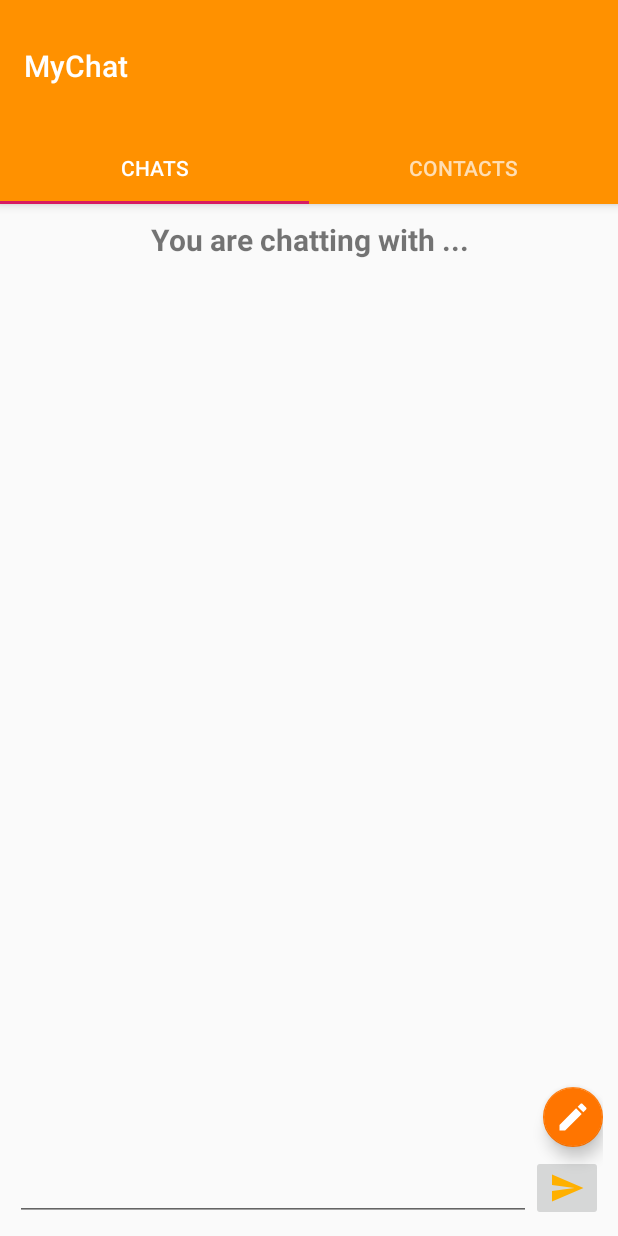
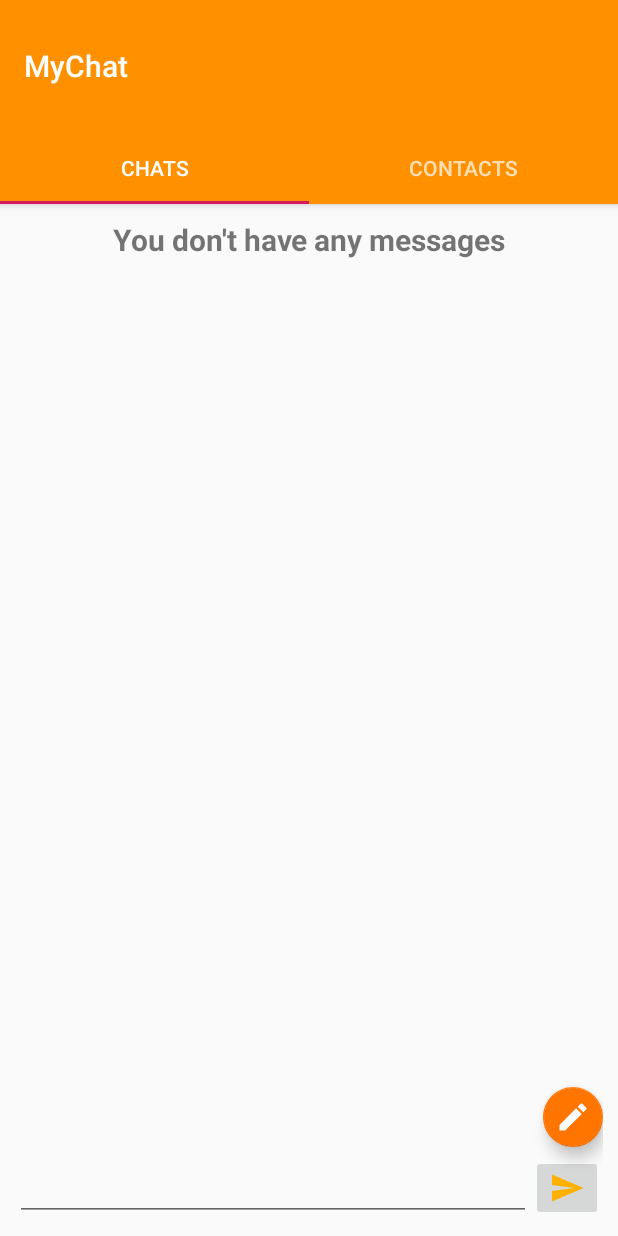
Before and after one commit to ngangavic/ChatApp, an Android app: the ChatFragment screen opened directly, with no data from a screen before it, on a phone screen of 412 x 824 dp. Run offline under Robolectric (Android 15) with nearby library versions, the phone set to English and light mode, and no system bars; our stand-ins replace Firebase (no records; nobody signed in at launch, a user with empty details on screens opened directly); 1 statement that could not run was skipped.

Commit message:
chat UX improvement

```diff
--- a/app/src/main/java/com/ngangavictor/mychat/main/ui/main/chats/ChatFragment.kt
+++ b/app/src/main/java/com/ngangavictor/mychat/main/ui/main/chats/ChatFragment.kt
@@ -9,10 +9,7 @@ import android.util.Log
 import android.view.LayoutInflater
 import android.view.View
 import android.view.ViewGroup
-import android.widget.EditText
-import android.widget.ImageButton
-import android.widget.TextView
-import android.widget.Toast
+import android.widget.*
 import androidx.appcompat.app.AlertDialog
 import androidx.fragment.app.Fragment
 import androidx.recyclerview.widget.LinearLayoutManager
@@ -44,6 +41,7 @@ class ChatFragment : Fragment(), SelectedRecipient {
     private lateinit var editTextMessage: EditText
     private lateinit var imageButtonSend: ImageButton
     private lateinit var floatingActionButton: FloatingActionButton
+    private lateinit var progressBarChats: ProgressBar
     private lateinit var recyclerViewMessages: RecyclerView
     private lateinit var auth: FirebaseAuth
     private lateinit var dialog: AlertDialog
@@ -66,6 +64,7 @@ class ChatFragment : Fragment(), SelectedRecipient {
         floatingActionButton = root.findViewById(R.id.floatingActionButton)
         imageButtonSend = root.findViewById(R.id.imageButtonSend)
         editTextMessage = root.findViewById(R.id.editTextMessage)
+        progressBarChats = root.findViewById(R.id.progressBarChats)
 
         recyclerViewMessages.layoutManager = LinearLayoutManager(context)
         recyclerViewMessages.setHasFixedSize(true)
@@ -103,6 +102,7 @@ class ChatFragment : Fragment(), SelectedRecipient {
 
             }
 
+            @SuppressLint("SetTextI18n")
             override fun onDataChange(snapshot: DataSnapshot) {
                 for (data in snapshot.children) {
                     data.key
@@ -119,11 +119,18 @@ class ChatFragment : Fragment(), SelectedRecipient {
                         displayMessagesList.add(displayMessage)
                     }
                 }
-                displayMessagesAdapter =
-                    DisplayMessagesAdapter(displayMessagesList as ArrayList<DisplayMessages>)
-                displayMessagesAdapter.notifyDataSetChanged()
-                recyclerViewMessages.adapter = displayMessagesAdapter
-                recyclerViewMessages.visibility = View.VISIBLE
+                if (displayMessagesList.size==0){
+                    progressBarChats.visibility=View.GONE
+                    textViewReceiver.text="You don't have any messages"
+                    textViewReceiver.visibility=View.VISIBLE
+                }else {
+                    displayMessagesAdapter =
+                        DisplayMessagesAdapter(displayMessagesList as ArrayList<DisplayMessages>)
+                    displayMessagesAdapter.notifyDataSetChanged()
+                    recyclerViewMessages.adapter = displayMessagesAdapter
+                    progressBarChats.visibility=View.GONE
+                    recyclerViewMessages.visibility = View.VISIBLE
+                }
             }
         })
     }
--- a/app/src/main/res/layout/fragment_chat.xml
+++ b/app/src/main/res/layout/fragment_chat.xml
@@ -53,11 +53,13 @@
             android:textAlignment="center"
             android:textSize="20sp"
             android:textStyle="bold"
+            android:visibility="gone"
             app:layout_constraintEnd_toEndOf="parent"
             app:layout_constraintStart_toStartOf="parent"
             app:layout_constraintTop_toTopOf="parent" />
 
         <androidx.recyclerview.widget.RecyclerView
+            android:visibility="gone"
             android:id="@+id/recyclerViewMessages"
             android:layout_width="match_parent"
             android:layout_height="0dp"
@@ -65,6 +67,16 @@
             app:layout_constraintEnd_toEndOf="parent"
             app:layout_constraintStart_toStartOf="parent"
             app:layout_constraintTop_toBottomOf="@+id/textViewReceiver" />
+
+        <ProgressBar
+            android:id="@+id/progressBarChats"
+            style="?android:attr/progressBarStyle"
+            android:layout_width="wrap_content"
+            android:layout_height="wrap_content"
+            app:layout_constraintBottom_toBottomOf="parent"
+            app:layout_constraintEnd_toEndOf="parent"
+            app:layout_constraintStart_toStartOf="parent"
+            app:layout_constraintTop_toTopOf="parent" />
     </androidx.constraintlayout.widget.ConstraintLayout>
 
 </FrameLayout>
```
